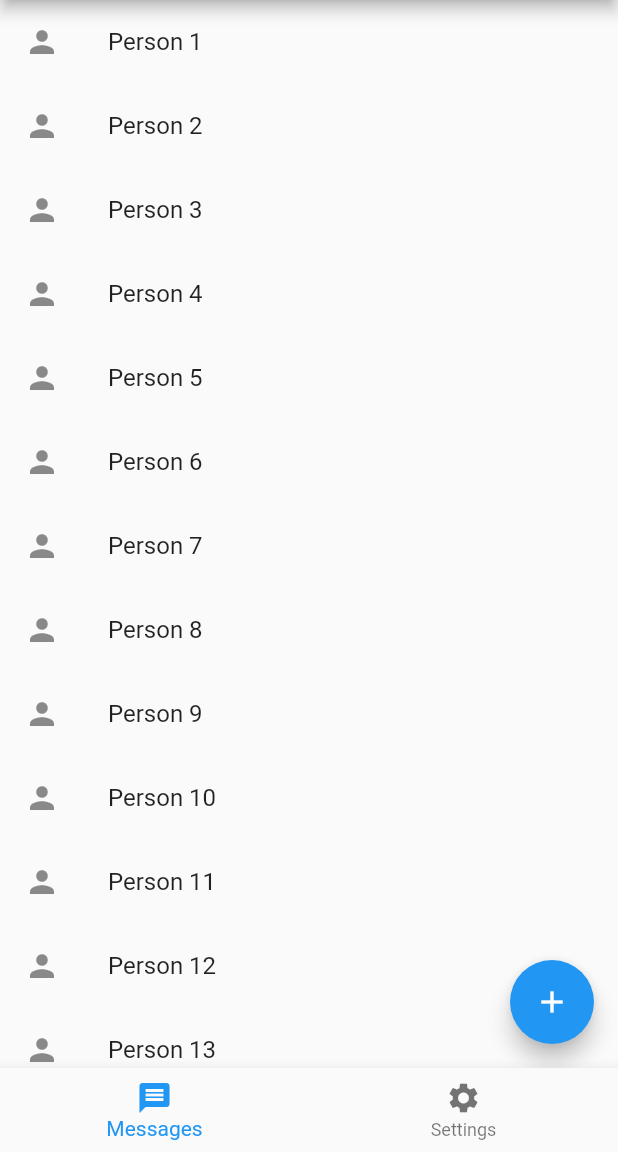
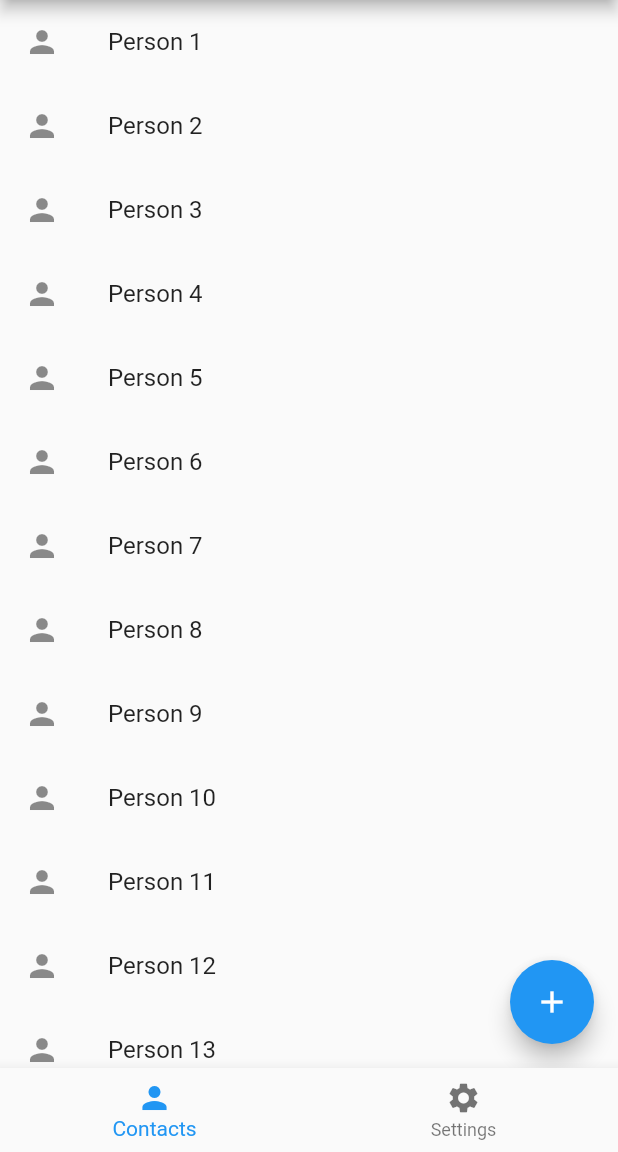
Before and after one commit to mzyzc/echo_client, a Flutter app: the screen it shows after launch, on a phone screen of 412 x 824 dp, the part 84-1236 px from its top. Run offline on Flutter 3.47's test engine with Material 2 defaults, Android fonts, the phone set to English and light mode, and no system bars; our stand-ins replace path_provider_platform_interface; missing offline and left inert: cryptography_flutter; statements that could not run were skipped.

Commit message:
Added message screen

```diff
--- a/lib/main.dart
+++ b/lib/main.dart
@@ -29,6 +29,10 @@ class MyApp extends StatelessWidget {
   Widget build(BuildContext context) {
     return MaterialApp(
       title: 'Echo',
+      initialRoute: '/',
+      routes: {
+        '/messages': (context) => MessagesPage(),
+      },
       theme: ThemeData(
         primarySwatch: Colors.blue,
         visualDensity: VisualDensity.adaptivePlatformDensity,
@@ -50,7 +54,7 @@ class _HomePageState extends State<HomePage> {
   int _selectedIndex = 0;
 
   static List<Widget> _widgetOptions = <Widget>[
-    MessagesPage(),
+    ContactsPage(),
     SettingsPage(),
   ];
 
@@ -72,8 +76,8 @@ class _HomePageState extends State<HomePage> {
       bottomNavigationBar: BottomNavigationBar(
         items: const <BottomNavigationBarItem>[
           BottomNavigationBarItem(
-            icon: Icon(Icons.message),
-            label: 'Messages',
+            icon: Icon(Icons.person),
+            label: 'Contacts',
           ),
           BottomNavigationBarItem(
             icon: Icon(Icons.settings),
@@ -97,6 +101,9 @@ class ContactsList extends StatelessWidget {
             return ListTile(
               leading: Icon(Icons.person),
               title: Text('Person ${index + 1}'),
+              onTap: () {
+                Navigator.pushNamed(context, '/messages');
+              },
             );
           }
       ),
@@ -104,7 +111,7 @@ class ContactsList extends StatelessWidget {
   }
 }
 
-class MessagesPage extends StatelessWidget {
+class ContactsPage extends StatelessWidget {
   @override
   Widget build(BuildContext context) {
     return Scaffold(
@@ -112,7 +119,7 @@ class MessagesPage extends StatelessWidget {
         child: ContactsList(),
       ),
       floatingActionButton: FloatingActionButton(
-        onPressed: () => newMessage(),
+        onPressed: () => print('Contact added'),
         tooltip: 'Add contact',
         child: Icon(Icons.add),
       ),
@@ -120,6 +127,27 @@ class MessagesPage extends StatelessWidget {
   }
 
 }
+
+class MessagesPage extends StatelessWidget {
+  @override
+  Widget build(BuildContext context) {
+    return Scaffold(
+      appBar: AppBar(
+        title: Text('John Doe'),
+      ),
+      body: Center(
+        child: Text('This is the messages section')
+      ),
+      floatingActionButton: FloatingActionButton(
+        onPressed: () => newMessage(),
+        tooltip: 'Send message',
+        child: Icon(Icons.message),
+      ),
+    );
+  }
+
+}
+
 class SettingsPage extends StatelessWidget {
   @override
   Widget build(BuildContext context) {
```
